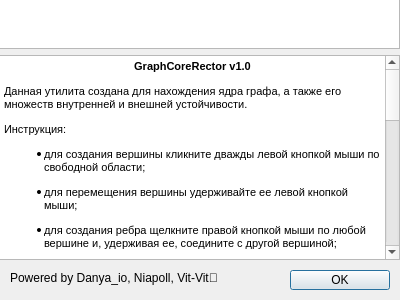
Daniel217D/Graph-core-cpp, file GraphCoreCtor/aboutdialog.ui: the form before one commit.
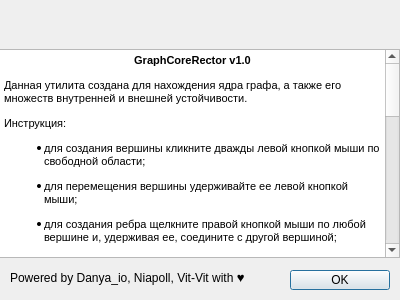
The form after the commit.

```diff
--- a/GraphCoreCtor/aboutdialog.ui
+++ b/GraphCoreCtor/aboutdialog.ui
@@ -54,7 +54,7 @@
     </rect>
    </property>
    <property name="text">
-    <string>&lt;html&gt;&lt;head/&gt;&lt;body&gt;&lt;p&gt;Powered by Danya_io, Niapoll, Vit-Vit🧡&lt;/p&gt;&lt;/body&gt;&lt;/html&gt;</string>
+    <string>&lt;html&gt;&lt;head/&gt;&lt;body&gt;&lt;p&gt;Powered by Danya_io, Niapoll, Vit-Vit with &lt;span style=&quot; font-size:10pt;&quot;&gt;♥&lt;/span&gt;&lt;/p&gt;&lt;/body&gt;&lt;/html&gt;</string>
    </property>
   </widget>
   <widget class="QWidget" name="verticalLayoutWidget">
@@ -62,29 +62,47 @@
     <rect>
      <x>-1</x>
      <y>-1</y>
-     <width>401</width>
+     <width>407</width>
      <height>261</height>
     </rect>
    </property>
    <layout class="QVBoxLayout" name="verticalLayout">
+    <property name="spacing">
+     <number>0</number>
+    </property>
     <item>
-     <widget class="QGraphicsView" name="logo">
+     <widget class="QLabel" name="logo">
       <property name="minimumSize">
        <size>
-        <width>0</width>
-        <height>0</height>
+        <width>401</width>
+        <height>50</height>
        </size>
       </property>
       <property name="maximumSize">
        <size>
-        <width>16777215</width>
+        <width>401</width>
         <height>50</height>
        </size>
       </property>
+      <property name="text">
+       <string/>
+      </property>
      </widget>
     </item>
     <item>
      <widget class="QTextBrowser" name="description">
+      <property name="minimumSize">
+       <size>
+        <width>401</width>
+        <height>209</height>
+       </size>
+      </property>
+      <property name="maximumSize">
+       <size>
+        <width>401</width>
+        <height>209</height>
+       </size>
+      </property>
       <property name="markdown">
        <string>**GraphCoreRector v1.0**
 
```
